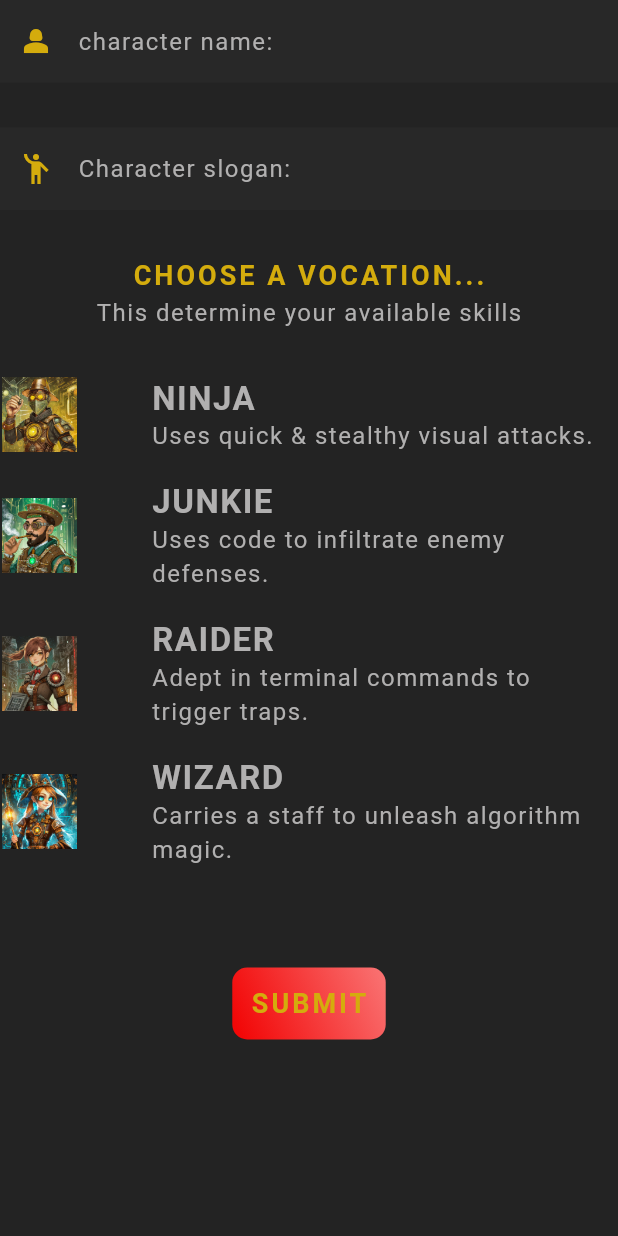
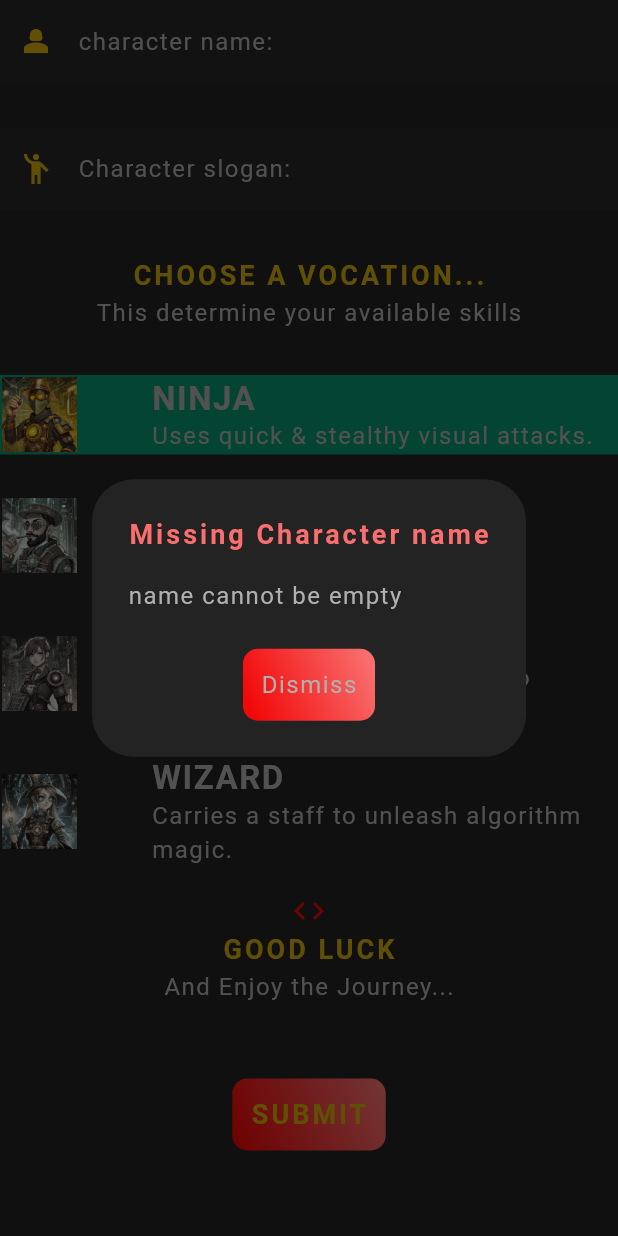
Before and after one commit to RomanyU1662160/flutter_Characters_app, a Flutter app: the NewCharacterForm widget shown alone on an empty page, opened directly, after a tap on "SUBMIT", on a phone screen of 412 x 824 dp. Run offline on Flutter 3.47's test engine with Material 3 defaults, Android fonts, the phone set to English and light mode, and no system bars; our stand-ins replace go_router, google_fonts; Roboto replaces fonts that are missing (Kanit).

```diff
--- a/lib/common/characters/new_charcter_form.dart
+++ b/lib/common/characters/new_charcter_form.dart
@@ -2,9 +2,13 @@ import 'package:flutter/material.dart';
 import 'package:flutter_rpg/common/styled_button.dart';
 import 'package:flutter_rpg/common/styled_text.dart';
 import 'package:flutter_rpg/common/vocation_card.dart';
+import 'package:flutter_rpg/models/character.dart';
 import 'package:flutter_rpg/models/vocation.dart';
+import 'package:flutter_rpg/screens/home/home.dart';
 import 'package:flutter_rpg/theme.dart';
+import 'package:go_router/go_router.dart';
 import 'package:google_fonts/google_fonts.dart';
+import 'package:uuid/uuid.dart';
 
 class NewCharacterForm extends StatefulWidget {
   const NewCharacterForm({super.key});
@@ -17,6 +21,28 @@ class _NewCharacterFormState extends State<NewCharacterForm> {
   final _nameController = TextEditingController();
   final _sloganController = TextEditingController();
 
+  // handle form submission
+  Vocation selectedVocation = Vocation.ninja;
+
+  void handleSelectVocation(Vocation vocation) {
+    setState(() {
+      selectedVocation = vocation;
+    });
+    print(selectedVocation);
+  }
+
+  /// add new character
+  void handleCreateNewCharacter() {
+    var uuid = Uuid();
+    var newCharacter = Character(
+        id: uuid.v4(),
+        name: _nameController.text.trim(),
+        slogan: _sloganController.text.trim(),
+        vocation: selectedVocation);
+
+    characters.add(newCharacter);
+  }
+
   // override dispose to clear the controllers from the UI tree after submitting the form
   @override
   void dispose() {
@@ -25,19 +51,43 @@ class _NewCharacterFormState extends State<NewCharacterForm> {
     super.dispose();
   }
 
-  // handle form submission
+  bool handleValidation(String value, String field) {
+    if (value.isEmpty) {
+      showDialog(
+          context: context,
+          builder: (ctx) {
+            return AlertDialog(
+              title: StyledErrorTitle("Missing Character $field"),
+              content: StyledBodyText("$field cannot be empty"),
+              actions: [
+                StyledButton(
+                    child: const StyledBodyText("Dismiss"),
+                    handleOnPress: () => Navigator.pop(context)),
+              ],
+              actionsAlignment: MainAxisAlignment.center,
+            );
+          });
+      return false;
+    } else {
+      return true;
+    }
+  }
 
   void handleSubmit() {
-    if (_nameController.text.trim().isEmpty) {
-      print("Name cannot be empty...");
-      return;
-    }
-    if (_sloganController.text.trim().isEmpty) {
-      print("Slogan cannot be empty...");
-      return;
-    }
-    print("name value is ${_nameController.text}");
-    print("slogan value is: ${_sloganController.text}");
+    bool isNameValid = handleValidation(_nameController.text.trim(), "name");
+    if (!isNameValid) return;
+    bool isSloganValid =
+        handleValidation(_sloganController.text.trim(), "slogan");
+    if (!isSloganValid) return;
+    handleCreateNewCharacter();
+
+    Navigator.push(
+        context,
+        MaterialPageRoute(
+          builder: (ctx) => const Home(),
+        ));
+
+    // context.go("/");
   }
 
   @override
@@ -83,20 +133,32 @@ class _NewCharacterFormState extends State<NewCharacterForm> {
         const SizedBox(
           height: 30,
         ),
-        // Column(
-        //   children: [
-        //     ListView.builder(
-        //       itemBuilder: (_, I) {
-        //         return VocationCard(vocation: Vocation.values[I]);
-        //       },
-        //       itemCount: Vocation.values.length,
-        //     ),
-        //   ],
-        // ),
-        const VocationCard(vocation: Vocation.ninja),
-        const VocationCard(vocation: Vocation.junkie),
-        const VocationCard(vocation: Vocation.raider),
-        const VocationCard(vocation: Vocation.wizard),
+
+        VocationCard(
+          vocation: Vocation.ninja,
+          handleTap: handleSelectVocation,
+          isSelected: selectedVocation == Vocation.ninja,
+        ),
+        VocationCard(
+            vocation: Vocation.junkie,
+            handleTap: handleSelectVocation,
+            isSelected: selectedVocation == Vocation.junkie),
+        VocationCard(
+            vocation: Vocation.raider,
+            handleTap: handleSelectVocation,
+            isSelected: selectedVocation == Vocation.raider),
+        VocationCard(
+            vocation: Vocation.wizard,
+            handleTap: handleSelectVocation,
+            isSelected: selectedVocation == Vocation.wizard),
+        Icon(
+          Icons.code,
+          color: AppColors.primaryAccent,
+        ),
+        const Center(child: StyledTitle("Good Luck")),
+        const Center(
+          child: StyledBodyText("And Enjoy the Journey..."),
+        ),
         const SizedBox(
           height: 50,
         ),
--- a/lib/common/styled_text.dart
+++ b/lib/common/styled_text.dart
@@ -38,3 +38,16 @@ class StyledTitle extends StatelessWidget {
             textStyle: Theme.of(context).textTheme.titleMedium));
   }
 }
+
+class StyledErrorTitle extends StatelessWidget {
+  const StyledErrorTitle(this.text, {super.key});
+
+  final String text;
+
+  @override
+  Widget build(BuildContext context) {
+    return Text(text,
+        style: GoogleFonts.kanit(
+            textStyle: Theme.of(context).textTheme.titleSmall));
+  }
+}
--- a/lib/common/vocation_card.dart
+++ b/lib/common/vocation_card.dart
@@ -1,29 +1,40 @@
 import 'package:flutter/material.dart';
 import 'package:flutter_rpg/common/styled_text.dart';
 import 'package:flutter_rpg/models/vocation.dart';
+import 'package:flutter_rpg/theme.dart';
 
 class VocationCard extends StatelessWidget {
   const VocationCard({
     super.key,
     required this.vocation,
+    required this.handleTap,
+    required this.isSelected,
   });
 
+  final void Function(Vocation vocation) handleTap;
+  final bool isSelected;
   final Vocation vocation;
 
   @override
   Widget build(BuildContext context) {
-    return Card(
+    return GestureDetector(
+      onTap: () {
+        handleTap(vocation);
+      },
+      child: Card(
+        color: isSelected ? AppColors.successColor : null,
         child: Padding(
           padding: const EdgeInsets.all(1),
           child: Row(
             mainAxisAlignment: MainAxisAlignment.spaceBetween,
             children: [
-            Image.asset(
-              "assets/img/vocations/${vocation.image}",
+              Image.asset("assets/img/vocations/${vocation.image}",
                   width: 50,
                   colorBlendMode: BlendMode.color,
                   alignment: Alignment.center,
-            ),
+                  color: isSelected
+                      ? Colors.transparent
+                      : Colors.black.withOpacity(0.8)),
               Expanded(
                 child: Padding(
                   padding: const EdgeInsets.only(left: 50),
@@ -40,6 +51,7 @@ class VocationCard extends StatelessWidget {
             ],
           ),
         ),
+      ),
     );
   }
 }
--- a/pubspec.yaml
+++ b/pubspec.yaml
@@ -36,6 +36,8 @@ dependencies:
   # Use with the CupertinoIcons class for iOS style icons.
   cupertino_icons: ^1.0.6
   google_fonts: ^6.2.1
+  uuid: ^4.4.0
+  go_router: ^14.2.0
 
 dev_dependencies:
   flutter_test:
```
Also changed, not shown: lib/main.dart (+6 -1 lines), lib/router.dart (added, +16 -0 lines), lib/routerObserver.dart (added, +15 -0 lines), lib/screens/home/home.dart (+4 -3 lines), lib/theme.dart (+14 -1 lines), pubspec.lock, 3 other files. Lines whose indentation alone changed are shown as unchanged.
